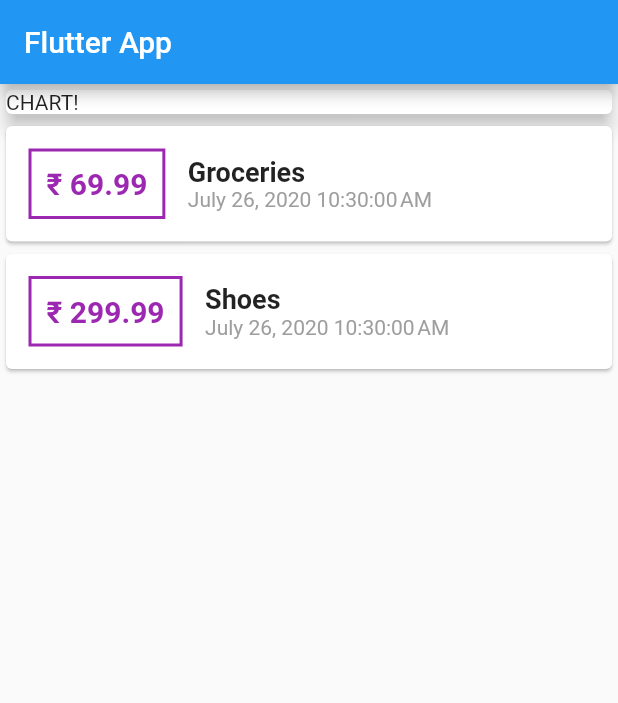
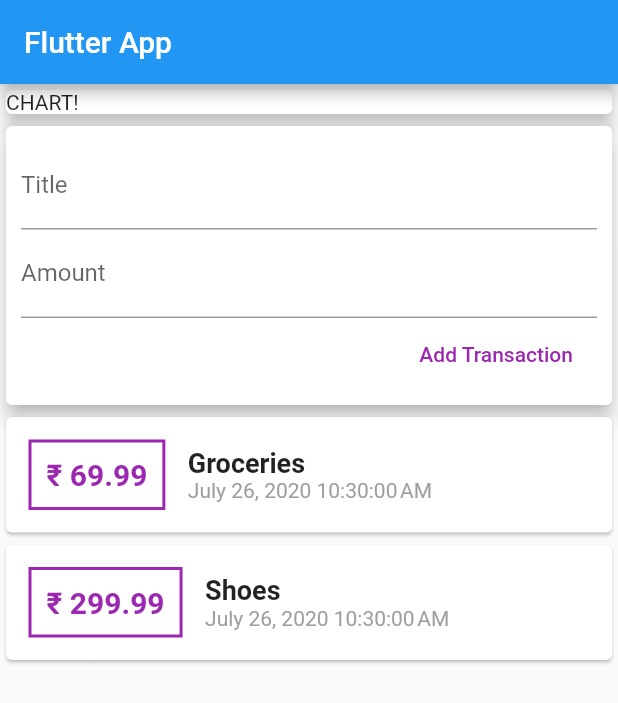
Before and after one commit to ritik-gupta/flutter, a Flutter app: the screen it shows after launch, on a phone screen of 412 x 824 dp. Shown: the top 703 px of the screen. Run offline on Flutter 3.47's test engine with Material 2 defaults, Android fonts, the phone set to English and light mode, and no system bars.

Commit message:
add dummy add transaction layout

```diff
--- a/personal_expenses/lib/main.dart
+++ b/personal_expenses/lib/main.dart
@@ -18,13 +18,13 @@ class MyHomePage extends StatelessWidget {
   final DateFormat formatted = DateFormat();
   final List<Transaction> transactions = [
     Transaction(
-      id:'t1',
+      id: 't1',
       title: 'Groceries',
       amount: 69.99,
       date: DateTime.now(),
     ),
     Transaction(
-      id:'t2',
+      id: 't2',
       title: 'Shoes',
       amount: 299.99,
       date: DateTime.now(),
@@ -43,6 +43,28 @@ class MyHomePage extends StatelessWidget {
             child: Card(
               child: Text('CHART!'),
               elevation: 5,
+            ),
+          ),
+          Card(
+            elevation: 5,
+            child: Container(
+              padding: EdgeInsets.all(10),
+              child: Column(
+                crossAxisAlignment: CrossAxisAlignment.end,
+                children: <Widget>[
+                  TextField(
+                    decoration: InputDecoration(labelText: 'Title'),
+                  ),
+                  TextField(
+                    decoration: InputDecoration(labelText: 'Amount'),
+                  ),
+                  FlatButton(
+                    child: Text('Add Transaction'),
+                    textColor: Colors.purple,
+                    onPressed: () {},
+                  )
+                ],
+              ),
             ),
           ),
           Column(
@@ -70,18 +92,14 @@ class MyHomePage extends StatelessWidget {
                   Column(
                       crossAxisAlignment: CrossAxisAlignment.start,
                       children: <Widget>[
-                      Text(
-                        txn.title,
+                        Text(txn.title,
                             style: TextStyle(
                               fontSize: 18,
                               fontWeight: FontWeight.bold,
-                        )
-                        ),
+                            )),
                         Text(
                           formatted.format(txn.date),
-                        style: TextStyle(
-                          color: Colors.grey
-                        ),
+                          style: TextStyle(color: Colors.grey),
                         )
                       ])
                 ],
```
Lines whose indentation alone changed are shown as unchanged.
